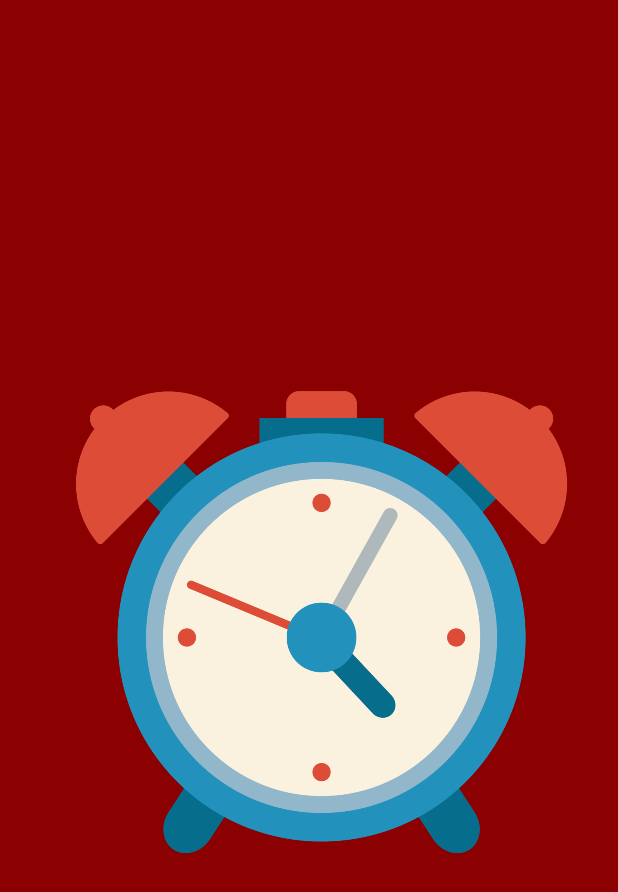
After one commit to Adfferg/PPO-Lab2, an Android app: the SplashScreen screen opened directly, with no data from a screen before it, on a phone screen of 412 x 824 dp. The commit adds this screen. Shown: the top 892 px of the screen. Run offline under Robolectric (Android 15) with nearby library versions, the phone set to English and light mode, and no system bars.

Commit message:
19.01.2021 added splash screen

```diff
--- /dev/null
+++ b/app/src/main/java/com/example/task2/SplashScreen.java
@@ -0,0 +1,26 @@
+package com.example.task2;
+
+import android.content.Intent;
+import android.os.Bundle;
+import android.os.Handler;
+
+import androidx.annotation.Nullable;
+import androidx.appcompat.app.AppCompatActivity;
+
+public class SplashScreen extends AppCompatActivity {
+    @Override
+    protected void onCreate(@Nullable Bundle savedInstanceState) {
+        super.onCreate(savedInstanceState);
+        setContentView(R.layout.splash_screen);
+
+        final Runnable r = new Runnable() {
+            public void run() {
+                Intent intent = new Intent(SplashScreen.this, MainActivity.class);
+                startActivity(intent);
+                finish();
+            }
+        };
+        Handler handler = new Handler();
+        handler.postDelayed(r, 2000);
+    }
+}
--- /dev/null
+++ b/app/src/main/res/layout/splash_screen.xml
@@ -0,0 +1,16 @@
+<?xml version="1.0" encoding="utf-8"?>
+<LinearLayout
+    xmlns:android="http://schemas.android.com/apk/res/android"
+    xmlns:app="http://schemas.android.com/apk/res-auto"
+    android:layout_width="match_parent"
+    android:layout_height="match_parent"
+    android:background="@color/colorRed"
+    android:orientation="vertical">
+
+    <ImageView
+        android:id="@+id/imageView"
+        android:layout_width="wrap_content"
+        android:layout_height="0dp"
+        android:layout_weight="1"
+        app:srcCompat="@drawable/splash" />
+</LinearLayout>
```
Also changed, not shown: app/src/main/AndroidManifest.xml (+7 -1 lines), app/src/main/java/com/example/task2/TimerActivity.java (+3 -4 lines), app/src/main/res/drawable/splash.png (added).
